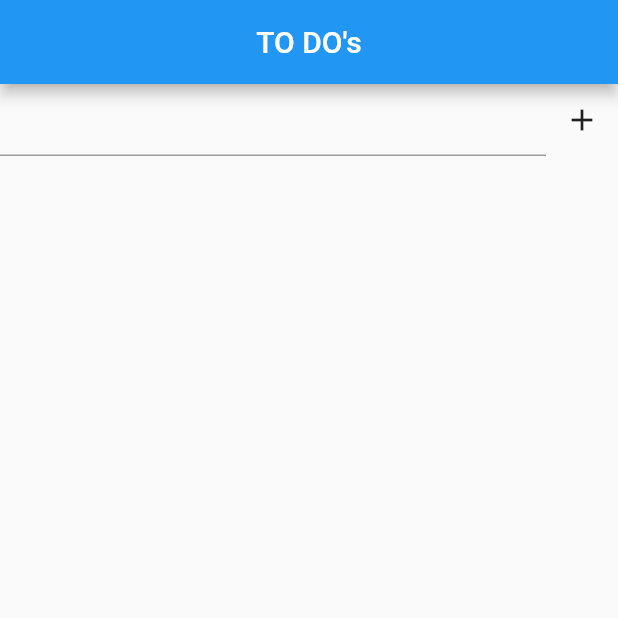
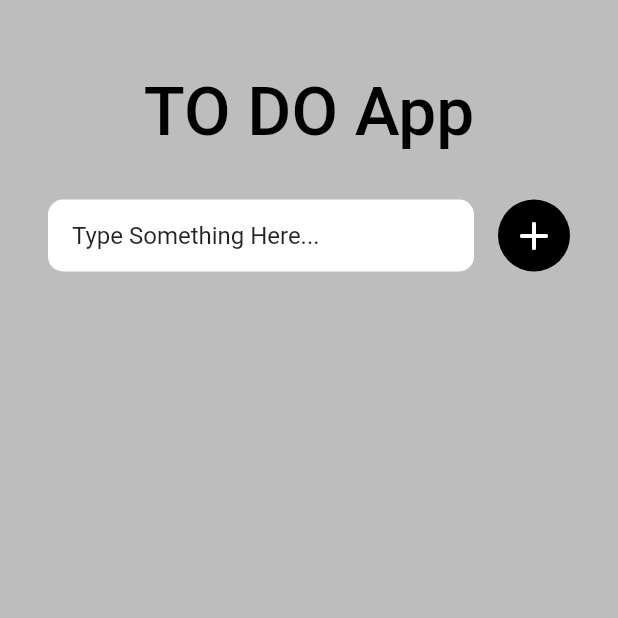
Before and after one commit to VishalKumarMauray/todo_bloc, a Flutter app: the screen it shows after launch, on a phone screen of 412 x 824 dp, the top half of it. Run offline on Flutter 3.47's test engine with Material 2 defaults, Android fonts, the phone set to English and light mode, and no system bars; our stand-ins replace bloc, flutter_bloc, hydrated_bloc.

Commit message:
update the UI

```diff
--- a/lib/main.dart
+++ b/lib/main.dart
@@ -24,6 +24,7 @@ class MyApp extends StatelessWidget {
     return BlocProvider<TodoCubit>(
       create: (context) => TodoCubit(),
       child: MaterialApp(
+        debugShowCheckedModeBanner: false,
         title: 'To Do',
         theme: ThemeData(
           primarySwatch: Colors.blue,
--- a/lib/screens/home_screen.dart
+++ b/lib/screens/home_screen.dart
@@ -21,31 +21,67 @@ class _MyHomePageState extends State<MyHomePage> {
   @override
   Widget build(BuildContext context) {
     TextEditingController textInput = TextEditingController();
-    return Scaffold(
+    return SafeArea(
+      child: Scaffold(
         resizeToAvoidBottomInset: false,
-      appBar: AppBar(
-        title: const Text("TO DO's"),
-        centerTitle: true,
-      ),
-      body: Center(
+        body: Container(
+          color: Colors.grey[400],
+          padding: const EdgeInsets.fromLTRB(32, 48, 32, 4),
           child: Column(
             children: [
+              Text(
+                'TO DO App',
+                style: Theme.of(context)
+                    .textTheme
+                    .displaySmall!
+                    .copyWith(color: Colors.black, fontWeight: FontWeight.w500),
+              ),
+              const SizedBox(
+                height: 32,
+              ),
               Row(
                 children: [
                   Expanded(
+                    child: Container(
+                      decoration: BoxDecoration(
+                        borderRadius: BorderRadius.circular(10),
+                        color: Colors.white,
+                      ),
+                      child: Padding(
+                        padding: const EdgeInsets.symmetric(horizontal: 16.0),
                         child: TextField(
+                          decoration: InputDecoration(
+                            border: InputBorder.none,
+                            hintText: 'Type Something Here...',
+                            hintStyle: Theme.of(context).textTheme.titleMedium,
+                          ),
                           controller: textInput,
                         ),
                       ),
-                IconButton(
+                    ),
+                  ),
+                  const SizedBox(
+                    width: 16,
+                  ),
+                  Container(
+                    decoration: BoxDecoration(
+                      borderRadius: BorderRadius.circular(25),
+                      color: Colors.black,
+                    ),
+                    child: IconButton(
                       onPressed: () {
                         reference.add(textInput.text);
                       },
-                  icon: const Icon(Icons.add),
+                      icon: const Icon(
+                        Icons.add_rounded,
+                        color: Colors.white,
+                        size: 32,
+                      ),
+                    ),
                   ),
                 ],
               ),
-            const SizedBox(height: 16),
+              const SizedBox(height: 32),
               BlocBuilder<TodoCubit, TodoState>(
                 builder: (context, state) {
                   return Expanded(
@@ -54,16 +90,33 @@ class _MyHomePageState extends State<MyHomePage> {
                       itemCount: state.tasks.length,
                       itemBuilder: (context, index) {
                         return Container(
-                        margin: const EdgeInsets.all(8),
-                        color: Colors.amber,
+                          height: 70,
+                          margin: const EdgeInsets.only(bottom: 16),
+                          padding: const EdgeInsets.symmetric(horizontal: 16),
+                          decoration: BoxDecoration(
+                            color: Colors.white,
+                            borderRadius: BorderRadius.circular(10),
+                          ),
                           child: Row(
                             children: [
-                            Text(state.tasks[index]),
+                              const Icon(
+                                Icons.check_circle_outline_rounded,
+                              ),
+                              const SizedBox(
+                                width: 8,
+                              ),
+                              Expanded(
+                                child: Text(
+                                  state.tasks[index],
+                                  style: Theme.of(context).textTheme.bodyLarge,
+                                ),
+                              ),
                               IconButton(
                                 onPressed: () {
                                   reference.remove(index);
                                 },
-                                icon: const Icon(Icons.delete))
+                                icon: const Icon(Icons.delete_outline),
+                              ),
                             ],
                           ),
                         );
@@ -75,6 +128,7 @@ class _MyHomePageState extends State<MyHomePage> {
             ],
           ),
         ),
+      ),
     );
   }
 }
```
Lines whose indentation alone changed are shown as unchanged.
